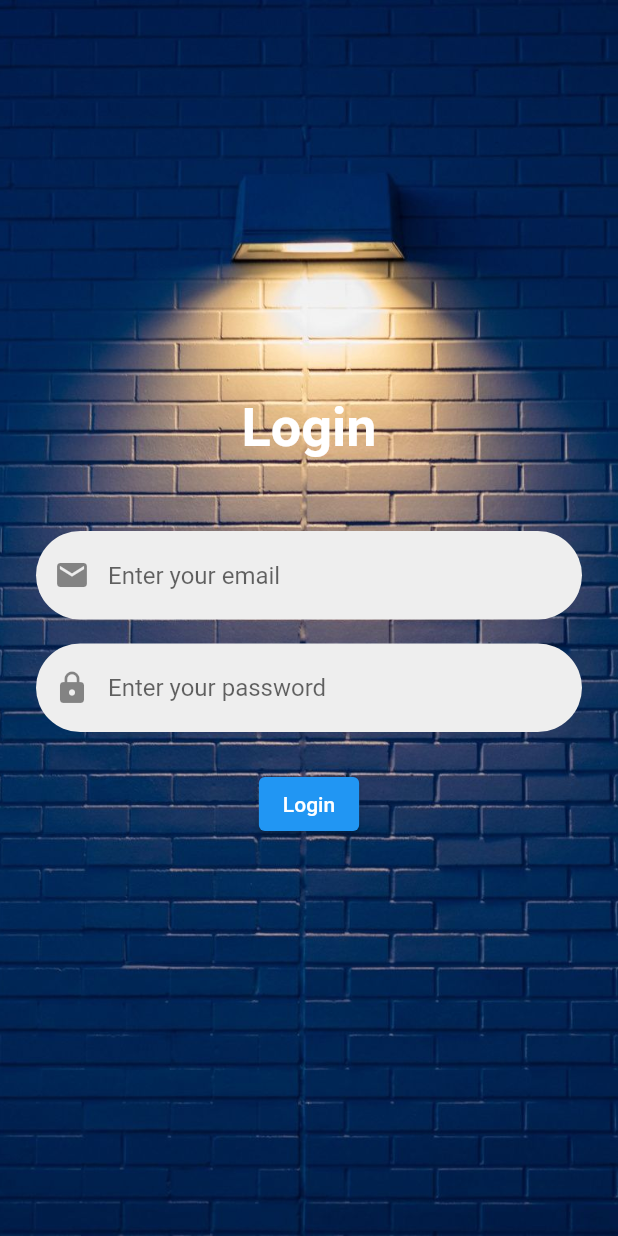
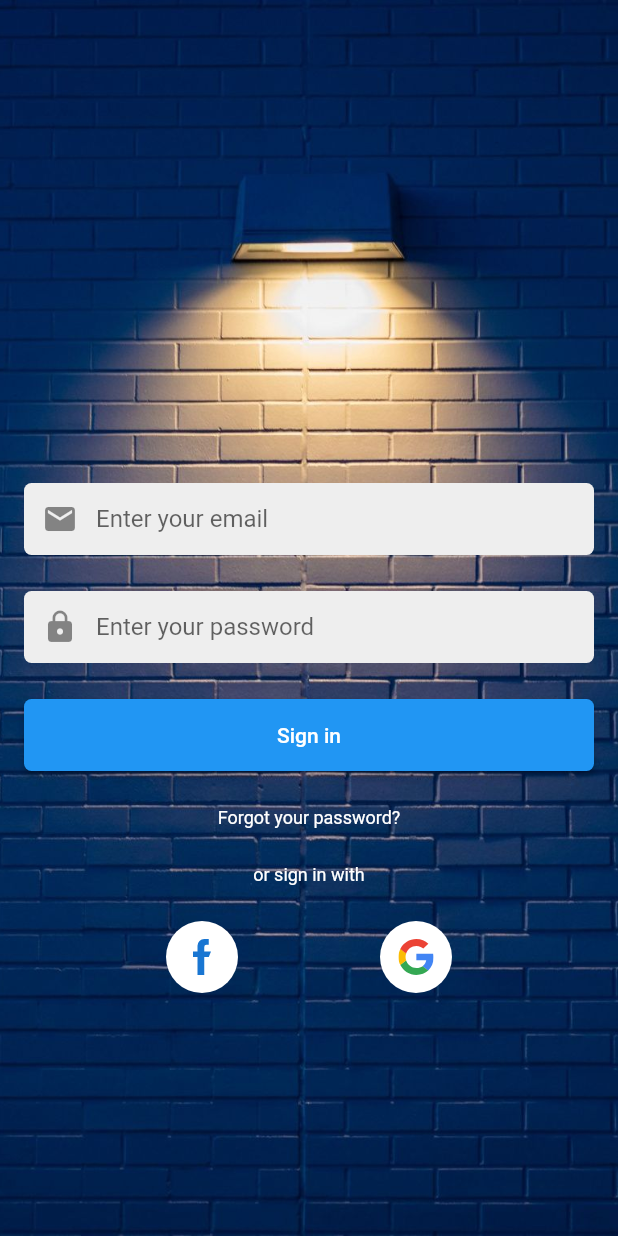
Before and after one commit to nqminh2417/flutter_practice, a Flutter app: the screen it shows after launch, on a phone screen of 412 x 824 dp. Run offline on Flutter 3.47's test engine with Material 2 defaults, Android fonts, the phone set to English and light mode, and no system bars; our stand-ins replace cloud_firestore, firebase_auth, firebase_core, flutter_html, flutter_svg, youtube_player_flutter; missing offline and left inert: moment_dart; accounts and stored records are empty.

Commit message:
update 2024/06/16

```diff
--- a/lib/screens/login_screen.dart
+++ b/lib/screens/login_screen.dart
@@ -1,6 +1,7 @@
 import 'package:firebase_auth/firebase_auth.dart';
 import 'package:flutter/material.dart';
 import 'package:flutter/services.dart';
+import 'package:flutter_svg/svg.dart';
 
 import 'home_screen.dart';
 
@@ -13,35 +14,13 @@ class LoginScreen extends StatefulWidget {
 
 class _LoginScreenState extends State<LoginScreen>
     with SingleTickerProviderStateMixin {
-  late AnimationController _controller;
-  late Animation<double> _fadeAnimation;
   final _formKey = GlobalKey<FormState>();
   final _emailController = TextEditingController();
   final _passwordController = TextEditingController();
 
   @override
-  void dispose() {
-    _controller.dispose();
-    super.dispose();
-  }
-
-  @override
   void initState() {
     super.initState();
-
-    // Initialize the animation controller
-    _controller = AnimationController(
-        vsync: this, duration: const Duration(milliseconds: 500));
-
-    // Define the fade-in animation
-    _fadeAnimation = Tween<double>(begin: 0, end: 1).animate(_controller);
-
-    // Start the animation
-    _controller.forward();
-  }
-
-  bool isValidEmail(String value) {
-    return RegExp(r"^[a-zA-Z0-9.]+@[a-zA-Z0-9]+\.[a-zA-Z]+").hasMatch(value);
   }
 
   @override
@@ -59,25 +38,19 @@ class _LoginScreenState extends State<LoginScreen>
           ),
 
           // Login form
-          FadeTransition(
-            opacity: _fadeAnimation,
-            child: Center(
+          Center(
             child: SingleChildScrollView(
-                padding: const EdgeInsets.symmetric(horizontal: 24),
-                child: Form(
+              padding: const EdgeInsets.symmetric(horizontal: 16),
+              child: Column(
+                children: [
+                  const SizedBox(
+                    height: 16 * 10,
+                  ),
+                  Form(
                     key: _formKey,
                     child: Column(
                       mainAxisAlignment: MainAxisAlignment.center,
                       children: [
-                      const Text(
-                        'Login',
-                        style: TextStyle(
-                          color: Colors.white,
-                          fontSize: 36,
-                          fontWeight: FontWeight.bold,
-                        ),
-                      ),
-                      const SizedBox(height: 48),
                         TextFormField(
                           controller: _emailController,
                           inputFormatters: [
@@ -85,15 +58,20 @@ class _LoginScreenState extends State<LoginScreen>
                           ],
                           decoration: InputDecoration(
                             // labelText: 'Email',
+                            contentPadding:
+                                const EdgeInsets.symmetric(vertical: 8),
+                            errorStyle: const TextStyle(
+                                color: Colors.amber, fontSize: 10),
                             hintText: 'Enter your email',
                             prefixIcon: const Icon(Icons.email),
                             filled: true,
                             fillColor: Colors.grey[200],
                             border: OutlineInputBorder(
-                            borderRadius: BorderRadius.circular(50),
+                              borderRadius: BorderRadius.circular(5),
                               borderSide: BorderSide.none,
                             ),
                           ),
+                          style: const TextStyle(fontSize: 16),
                           validator: (value) {
                             if (value == null || value.isEmpty) {
                               return 'Please enter your email';
@@ -101,21 +79,26 @@ class _LoginScreenState extends State<LoginScreen>
                             return null;
                           },
                         ),
-                      const SizedBox(height: 16),
+                        const SizedBox(height: 24),
                         TextFormField(
                           controller: _passwordController,
                           obscureText: true,
                           decoration: InputDecoration(
                             // labelText: 'Password',
+                            contentPadding:
+                                const EdgeInsets.symmetric(vertical: 8),
+                            errorStyle: const TextStyle(
+                                color: Colors.amber, fontSize: 10),
                             hintText: 'Enter your password',
                             prefixIcon: const Icon(Icons.lock),
                             filled: true,
                             fillColor: Colors.grey[200],
                             border: OutlineInputBorder(
-                            borderRadius: BorderRadius.circular(50),
+                              borderRadius: BorderRadius.circular(5),
                               borderSide: BorderSide.none,
                             ),
                           ),
+                          style: const TextStyle(fontSize: 16),
                           validator: (value) {
                             if (value == null || value.isEmpty) {
                               return 'Please enter your password';
@@ -124,12 +107,17 @@ class _LoginScreenState extends State<LoginScreen>
                           },
                         ),
                         const SizedBox(height: 24),
-                      ElevatedButton(
+                        SizedBox(
+                          width: MediaQuery.of(context).size.width - 32,
+                          height: 48,
+                          child: ElevatedButton(
                             onPressed: () {
                               if (_formKey.currentState!.validate()) {
-                            FirebaseAuth.instance.signInWithEmailAndPassword(
+                                FirebaseAuth.instance
+                                    .signInWithEmailAndPassword(
                                         email: _emailController.text.trim(),
-                                password: _passwordController.text.trim());
+                                        password:
+                                            _passwordController.text.trim());
 
                                 Navigator.of(context).pushReplacement(
                                   MaterialPageRoute(
@@ -137,11 +125,71 @@ class _LoginScreenState extends State<LoginScreen>
                                 );
                               }
                             },
-                        child: const Text('Login'),
+                            style: ElevatedButton.styleFrom(
+                              shape: RoundedRectangleBorder(
+                                borderRadius: BorderRadius.circular(
+                                    5), // Adjust the border radius as needed
+                              ),
+                            ),
+                            child: const Text('Sign in'),
+                          ),
                         ),
                       ],
                     ),
                   ),
+                  const SizedBox(height: 24),
+                  const Text(
+                    "Forgot your password?",
+                    style: TextStyle(color: Colors.white, fontSize: 12),
+                  ),
+                  const SizedBox(height: 24),
+                  const Text(
+                    "or sign in with",
+                    style: TextStyle(color: Colors.white, fontSize: 12),
+                  ),
+                  const SizedBox(height: 24),
+                  Row(
+                    mainAxisAlignment: MainAxisAlignment.spaceEvenly,
+                    children: [
+                      InkWell(
+                        onTap: () {},
+                        child: Container(
+                          width: 48,
+                          height: 48,
+                          decoration: const BoxDecoration(
+                            shape: BoxShape.circle,
+                            color: Colors.white,
+                          ),
+                          child: Padding(
+                            padding: const EdgeInsets.all(12.0),
+                            child: SvgPicture.asset(
+                              'assets/svgs/facebook.svg', // Replace with your Google logo asset path
+                              fit: BoxFit.contain,
+                            ),
+                          ),
+                        ),
+                      ),
+                      InkWell(
+                        onTap: () {},
+                        child: Container(
+                          width: 48,
+                          height: 48,
+                          decoration: const BoxDecoration(
+                            shape: BoxShape.circle,
+                            color: Colors.white,
+                          ),
+                          child: Padding(
+                            padding: const EdgeInsets.all(12.0),
+                            child: SvgPicture.asset(
+                              'assets/svgs/google.svg', // Replace with your Google logo asset path
+                              fit: BoxFit.contain,
+                            ),
+                          ),
+                        ),
+                      ),
+                    ],
+                  )
+                ],
               ),
             ),
           ),
@@ -150,12 +198,3 @@ class _LoginScreenState extends State<LoginScreen>
     );
   }
 }
-
-// Container(
-//         decoration: const BoxDecoration(
-//           image: DecorationImage(
-//             image: AssetImage('assets/images/bg_login.jpg'),
-//             fit: BoxFit.cover
-//           )
-//         ),
-//       ),
--- a/lib/screens/splash_screen.dart
+++ b/lib/screens/splash_screen.dart
@@ -45,7 +45,7 @@ class _SplashScreenState extends State<SplashScreen>
     _animationController.forward();
 
     // Navigate to the home screen after 1.5 seconds
-    Timer(const Duration(seconds: 2), () => _navigateToLoginScreen());
+    Timer(const Duration(seconds: 3), () => _navigateToLoginScreen());
   }
 
   @override
--- a/lib/widgets/side_menu.dart
+++ b/lib/widgets/side_menu.dart
@@ -33,6 +33,7 @@ class _SideMenuState extends State<SideMenu> {
     final childItems = menuItems.where((item) => !item.isParent).toList()..sort((a, b) => a.orderId.compareTo(b.orderId));
 
     return Drawer(
+      child: SafeArea(
         child: ListView(
           padding: EdgeInsets.zero,
           children: [
@@ -163,6 +164,7 @@ class _SideMenuState extends State<SideMenu> {
             _buildParentItems(parentItems, childItems),
           ],
         ),
+      ),
     );
   }
 
```
Also changed, not shown: lib/models/user.dart (added, +139 -0 lines), lib/screens/home_screen.dart (+13 -2 lines), lib/screens/test_screen.dart (+15 -5 lines), lib/screens/youtube_screen.dart (added, +53 -0 lines), lib/services/firebase_service.dart (+0 -32 lines), pubspec.yaml (+7 -0 lines), assets/fonts/Neonsign-Regular.ttf (added), assets/svgs/facebook.svg (added), assets/svgs/google.svg (added), pubspec.lock, 1 other file. Lines whose indentation alone changed are shown as unchanged.
